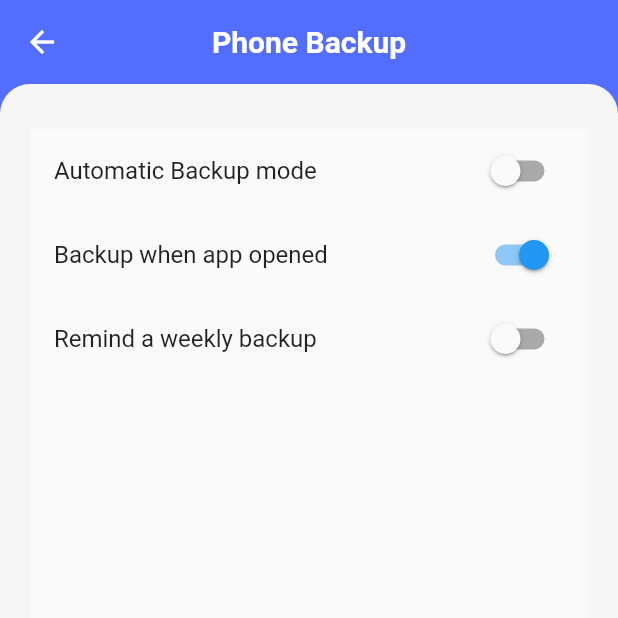
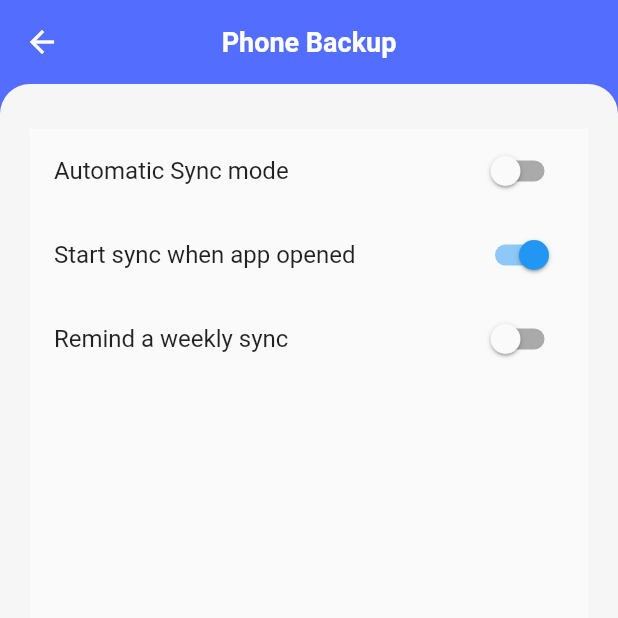
Before and after one commit to idan054/check_and_fix, a Flutter app: the PageMain screen opened directly, after a tap on the "settings" icon, on a phone screen of 412 x 824 dp, the top half of it. Run offline on Flutter 3.47's test engine with Material 2 defaults, Android fonts, the phone set to English and light mode, and no system bars; our stand-ins replace cloud_firestore, contacts_service, device_info_plus, file_picker, firebase_auth, firebase_core and 9 more; missing offline and left inert: call_log, device_calendar, file_manager, fk_user_agent, flutter_email_sender, flutter_sms_inbox and 1 more; accounts and stored records are empty.

Commit message:
Guidlines for updates to iOS application:
1. Change the application name to: CONTACTS COPY and SYNC

2. Change the labels on the following buttons:
	- "Backup" to be changed to "Copy"
	- "Restore" to be changed to "Transfer"
	- "View" to be changed to "Sync"

3. Clicking on "Copy" will cause notification to ask whether "All Contacts" or "Selected Contacts". Chosing "Selected" will display the whole list of Contacts, with small boxes on the left side to enable selection of specific contacts. On the bottom there will be a button: "Select", once clicked the selected Contacts will be copied.
4. Clicking on "Transfer" will ask to provide the Email for sending the COntacts, and then will cause the transfer of the Contacts (as vCards, or as Text files) via a predefind Email.

5. The SYnc functinality will be enabled by "Sync" button.

6. The "Files" and "Calendar" tabs will stay, but clicking on them will cause notification like " This is a premium function, to be added in near future update".

7. After making above changes, please update the "TestFly", so I will check it before uploading to the store.

```diff
--- a/lib/presentation/pages/page_main/bottom_navigation_bar_views/bottom_navigation_bar_view.dart
+++ b/lib/presentation/pages/page_main/bottom_navigation_bar_views/bottom_navigation_bar_view.dart
@@ -14,6 +14,9 @@ import 'package:device_calendar/device_calendar.dart';
 import 'package:file_manager/file_manager.dart';
 import 'package:flutter/foundation.dart';
 import 'package:flutter/material.dart';
+import 'package:flutter/services.dart';
+import 'package:flutter_easyloading/flutter_easyloading.dart';
+import 'package:flutter_email_sender/flutter_email_sender.dart';
 import 'package:flutter_riverpod/flutter_riverpod.dart';
 import 'package:url_launcher/url_launcher.dart';
 
@@ -35,27 +38,19 @@ class BottomNavigationBarView extends StatelessWidget {
     Widget page = const Offstage();
     if (bnbType == BNBType.files && !kIsWeb && Platform.isAndroid) {
       page = const FilesView();
-      // } else if (bnbType == BNBType.calender && Platform.isIOS) {
-      // page = ;
+    } else if ((bnbType == BNBType.calender || bnbType == BNBType.files) &&
+        !kIsWeb &&
+        Platform.isIOS) {
+      page = bodyBg(
+          body: const Center(
+        child:
+            Text('This feature will be available soon! ', style: CommonStyles.mainTitle),
+      ));
     } else {
-      page = defaultBody();
-    }
-    return page;
-  }
-
-  Widget defaultBody() {
       const privacyUrl =
           'https://docs.google.com/document/d/1aqZtQoF07VW1PtumKUw5sObgpE6d25hmM5HoPB1BojI/edit';
-    return Container(
-      padding: const EdgeInsets.symmetric(
-        vertical: 30,
-        horizontal: 20,
-      ),
-      decoration: const BoxDecoration(
-        color: Color(0xfff6f6f6),
-        borderRadius: BorderRadius.vertical(top: Radius.circular(20)),
-      ),
-      child: Column(
+      page = bodyBg(
+        body: Column(
           children: [
             Text(bnbType.name.toCapitalized(), style: CommonStyles.titleStyle),
             const SizedBox(height: 40),
@@ -69,6 +64,17 @@ class BottomNavigationBarView extends StatelessWidget {
         ),
       );
     }
+    return page;
+  }
+
+  Widget bodyBg({Widget? body}) {
+    return Container(
+        padding: const EdgeInsets.symmetric(vertical: 30, horizontal: 20),
+        decoration: const BoxDecoration(
+            color: Color(0xfff6f6f6),
+            borderRadius: BorderRadius.vertical(top: Radius.circular(20))),
+        child: body);
+  }
 }
 
 class _ActionCardList extends ConsumerWidget {
@@ -80,7 +86,8 @@ class _ActionCardList extends ConsumerWidget {
     final providerMainWatch = ref.watch(providerMain);
 
     String title = providerMainRead.bnbList[providerMainWatch.currentTabIndex].name;
-    List<CardModel> cardModelList = providerMainRead.getCardModelList(title);
+    List<CardModel> cardModelList =
+        providerMainRead.getCardModelList(title, isContacts: title == 'contacts');
 
     return Expanded(
       child: ListView.separated(
@@ -107,9 +114,15 @@ class _CardItemState extends State<_CardItem> {
   Widget build(BuildContext context) {
     final listMainModelItem = widget.listMainModelItem;
     final tabType = widget.mainTitle;
-    final title = listMainModelItem.title;
+    var title = listMainModelItem.title;
     bool isEnable = true;
     final mainScope = providerMainScope(context);
+
+    if (tabType == 'contacts' && !kIsWeb && Platform.isIOS) {
+      if (title == 'Backup') title = 'Sync';
+      if (title == 'Restore') title = 'Transfer';
+      if (title == 'View') title = 'Copy';
+    }
 
     // final providerMainWatch = ref.watch(providerMain);
     return Card(
@@ -118,19 +131,32 @@ class _CardItemState extends State<_CardItem> {
         child: ListTile(
           onTap: isEnable
               ? () async {
-                  if (title == 'Backup') {
+                  if (title == 'Backup' || title == 'Sync') {
                     await CardActions.onBackup(context, tabType);
 
                     setState(() {});
                   }
-                  if (title == 'Restore') CardActions.onRestore(context, tabType);
+                  if (title == 'Restore') {
+                    CardActions.onRestore(context, tabType);
+                  }
 
-                  if (title == 'View') {
+                  if (title == 'Transfer') {
+                    await Navigator.push(
+                        context,
+                        MaterialPageRoute(
+                          builder: (context) =>
+                              _buildViewContacts(context, transferMode: true),
+                        ));
+                  }
+
+                  if (title == 'View' || title == 'Copy') {
+                    // This dialog show TextField that request "Sync Code" to View data
                     await showWebDialogIfNeeded(tabType);
 
                     // Default
                     Widget page = ViewBackupPage(
-                        title: '${tabType.toCapitalized()} Backup',
+                        title: '${tabType.toCapitalized()} '
+                            '${!kIsWeb && Platform.isIOS ? 'Copy' : 'Backup'}',
                         body: const Column(children: [Row()]));
 
                     if (tabType == 'Messages') {
@@ -174,6 +200,7 @@ class _CardItemState extends State<_CardItem> {
                 context.listenUniProvider.calendars.isNotEmpty) {
               txt = 'View ${context.uniProvider.calendars.length} Calenders';
             }
+
             return Text(txt, style: const TextStyle(fontWeight: FontWeight.bold));
           }),
           subtitle: Padding(
@@ -259,14 +286,82 @@ class _CardItemState extends State<_CardItem> {
     }
   }
 
-  Widget _buildViewContacts(BuildContext context) {
+  Widget _buildViewContacts(BuildContext context, {bool transferMode = false}) {
     final listMainModelItem = widget.listMainModelItem;
     final mainTitle = widget.mainTitle.toCapitalized();
+    var appBarTitle = '';
     final mainProvider = providerMainScope(context);
     var contacts = providerMainScope(context).contacts;
+    List<bool> checkedItems =
+        List.generate(providerMainScope(context).contacts.length, (i) => false);
+    List<String> sContacts = [];
 
+    if (!kIsWeb && Platform.isAndroid) appBarTitle = '$mainTitle Backup';
+    if (!kIsWeb && Platform.isIOS) appBarTitle = 'Sync $mainTitle';
+    if (transferMode) appBarTitle = 'Transfer $mainTitle';
+
+    return StatefulBuilder(builder: (context, stfState) {
       return ViewBackupPage(
-      title: '$mainTitle Backup',
+        title: appBarTitle,
+        appBarButton: !kIsWeb && Platform.isIOS
+            ? transferMode
+                ? InkWell(
+                    onTap: () async {
+                      final data = '$sContacts'
+                          .replaceAll('[', '')
+                          .replaceAll(']', '')
+                          .replaceAll(',', '');
+
+                      final Email email = Email(
+                        recipients: ['placeholder@gmail.com'],
+                        body: data,
+                        subject: '${sContacts.length} contacts info is ready',
+                        isHTML: false,
+                      );
+
+                      await FlutterEmailSender.send(email);
+
+                      await EasyLoading.showSuccess(
+                          '${sContacts.length} Contacts sent at mail',
+                          dismissOnTap: false,
+                          duration: const Duration(milliseconds: 2000),
+                          maskType: EasyLoadingMaskType.custom);
+
+                      Navigator.pop(context);
+                    },
+                    child: Padding(
+                      padding: EdgeInsets.only(right: 20.0),
+                      child: Icon(
+                        Icons.check,
+                        color: Colors.green[300],
+                      ),
+                    ),
+                  )
+                : InkWell(
+                    onTap: () async {
+                      Clipboard.setData(ClipboardData(
+                          text: '$sContacts'
+                              .replaceAll('[', '')
+                              .replaceAll(']', '')
+                              .replaceAll(',', '')));
+                      // ScaffoldMessenger.of(context).showSnackBar(SnackBar(content: Text('$passkey Code copied to clipboard')),);
+                      await EasyLoading.showSuccess(
+                          '${sContacts.length} Contacts copied to clipboard',
+                          dismissOnTap: false,
+                          duration: const Duration(milliseconds: 2000),
+                          maskType: EasyLoadingMaskType.custom);
+
+                      Navigator.pop(context);
+                    },
+                    child: Padding(
+                      padding: EdgeInsets.only(right: 20.0),
+                      child: Icon(
+                        Icons.check,
+                        color: Colors.green[300],
+                      ),
+                    ),
+                  )
+            : null,
         body: ListView.builder(
           itemCount: contacts.length,
           itemBuilder: (context, i) {
@@ -278,6 +373,18 @@ class _CardItemState extends State<_CardItem> {
               children: [
                 Card(
                   child: ListTile(
+                    trailing: !kIsWeb && Platform.isIOS
+                        ? Checkbox(
+                            value: checkedItems[i],
+                            onChanged: (bool? value) {
+                              print('value ${value}');
+                              checkedItems[i] = value ?? false;
+                              sContacts.add(
+                                  '${contact.givenName} : ${contact.phones?.first.value}\n');
+                              stfState(() {});
+                            },
+                          )
+                        : null,
                     leading: const CircleAvatar(child: Icon(Icons.contacts)),
                     title: Text('${contact.givenName}'),
                     subtitle: Text('${contact.phones?.first.value}'),
@@ -289,6 +396,7 @@ class _CardItemState extends State<_CardItem> {
           },
         ),
       );
+    });
   }
 
   Widget _buildViewCalenders(BuildContext context) {
--- a/lib/presentation/pages/page_main/page_main.dart
+++ b/lib/presentation/pages/page_main/page_main.dart
@@ -62,8 +62,9 @@ class _PageMainState extends ConsumerState<PageMain> {
 class commonAppBar extends StatefulWidget implements PreferredSizeWidget {
   String? title;
   bool showButton;
+  Widget? customButton;
 
-  commonAppBar([this.showButton = true, this.title]);
+  commonAppBar([this.showButton = true, this.title, this.customButton]);
 
   @override
   State<commonAppBar> createState() => _commonAppBarState();
@@ -80,10 +81,12 @@ class _commonAppBarState extends State<commonAppBar> {
       centerTitle: true,
       elevation: 0,
       title: Text(
-        widget.title ?? 'Phone Backup',
-        style: const TextStyle(fontWeight: FontWeight.bold),
+        widget.title ??
+            (!kIsWeb && Platform.isIOS ? 'CONTACTS COPY & SYNC' : 'Phone Backup'),
+        style: const TextStyle(fontWeight: FontWeight.bold, fontSize: 18),
       ),
       actions: [
+        if (widget.customButton != null) widget.customButton!,
         if (widget.showButton)
           widget.title == null
               ? kIsWeb
--- a/lib/presentation/pages/settings_page.dart
+++ b/lib/presentation/pages/settings_page.dart
@@ -35,7 +35,7 @@ class _PageMainState extends ConsumerState<SettingsPage> {
               body: ListView(
                 children: <Widget>[
                   ListTile(
-                    title: const Text('Automatic Backup mode'),
+                    title: const Text('Automatic Sync mode'),
                     trailing: Switch.adaptive(
                       value: switch1Value,
                       onChanged: (newValue) {
@@ -45,7 +45,7 @@ class _PageMainState extends ConsumerState<SettingsPage> {
                     ),
                   ),
                   ListTile(
-                    title: const Text('Backup when app opened'),
+                    title: const Text('Start sync when app opened'),
                     trailing: Switch.adaptive(
                       value: switch2Value,
                       onChanged: (newValue) {
@@ -55,7 +55,7 @@ class _PageMainState extends ConsumerState<SettingsPage> {
                     ),
                   ),
                   ListTile(
-                    title: const Text('Remind a weekly backup'),
+                    title: const Text('Remind a weekly sync'),
                     trailing: Switch.adaptive(
                       value: switch3Value,
                       onChanged: (newValue) {
--- a/lib/presentation/pages/view_backup_page.dart
+++ b/lib/presentation/pages/view_backup_page.dart
@@ -10,8 +10,9 @@ import '../providers/provider_main.dart';
 class ViewBackupPage extends ConsumerStatefulWidget {
   final Widget? body;
   final String? title;
+  final Widget? appBarButton;
 
-  const ViewBackupPage({this.title, this.body, super.key});
+  const ViewBackupPage({this.appBarButton, this.title, this.body, super.key});
 
   @override
   ConsumerState<ViewBackupPage> createState() => _PageMainState();
@@ -25,7 +26,7 @@ class _PageMainState extends ConsumerState<ViewBackupPage> {
 
     return Scaffold(
       backgroundColor: ConstantsColors.colorIndigoAccent,
-      appBar: commonAppBar(false, widget.title),
+      appBar: commonAppBar(false, widget.title, widget.appBarButton),
       body: Container(
           padding: const EdgeInsets.symmetric(vertical: 30, horizontal: 20),
           decoration: const BoxDecoration(
--- a/lib/presentation/providers/provider_main.dart
+++ b/lib/presentation/providers/provider_main.dart
@@ -43,28 +43,36 @@ class ProviderMain extends StateNotifier<MainModel> {
   List<SmsModel> smsLogs = [];
   bool isShowMessagesBackup = true;
 
-  List<CardModel> getCardModelList(String title) {
+  List<CardModel> getCardModelList(String title, {bool isContacts = false}) {
     List<CardModel> listMainModelList = [];
 
     if (!kIsWeb) {
       listMainModelList.add(CardModel(
         // icon: Icons.person,
-        icon: Icons.backup,
+        icon: isContacts && !kIsWeb && Platform.isIOS
+            ? Icons.phonelink_rounded
+            : Icons.backup,
         title: 'Backup',
-        subtitle: 'Take all $title backup in your directory.',
+        subtitle: 'Take all $title in your directory.',
       ));
 
       listMainModelList.add(CardModel(
-        icon: Icons.restore,
+        icon: isContacts && !kIsWeb && Platform.isIOS
+            ? Icons.forward_to_inbox_rounded
+            : Icons.restore,
         title: 'Restore',
-        subtitle: 'Restore your $title backup from directory files.',
+        subtitle: isContacts && !kIsWeb && Platform.isIOS
+            ? 'Transfer your contacts info via mail'
+            : 'Restore your $title backup from directory files.',
       ));
     }
 
     listMainModelList.add(CardModel(
-      icon: Icons.folder,
+      icon: isContacts && !kIsWeb && Platform.isIOS ? Icons.copy_rounded : Icons.folder,
       title: 'View',
-      subtitle: 'View your saved backup files',
+      subtitle: isContacts && !kIsWeb && Platform.isIOS
+          ? 'Select contacts to copy to clipboard'
+          : 'View your saved backup files',
     ));
 
     return listMainModelList;
--- a/lib/presentation/utils/init_service.dart
+++ b/lib/presentation/utils/init_service.dart
@@ -99,7 +99,8 @@ class Init {
     EasyLoading.show(
         dismissOnTap: false,
         status: '${type ?? 'Auto'}'
-            ' Backup running...',
+            '${!kIsWeb && Platform.isIOS ? ' Sync' : ' Backup'}'
+            ' running...',
         maskType: EasyLoadingMaskType.custom);
 
     await Future.delayed(const Duration(milliseconds: 2250));
--- a/pubspec.yaml
+++ b/pubspec.yaml
@@ -2,7 +2,7 @@ name: check_and_fix
 description: A new Flutter project.
 
 publish_to: 'none' # Remove this line if you wish to publish to pub.dev
-version: 11.0.0+11
+version: 12.0.0+12
 
 environment:
   sdk: '>=2.18.4 <3.0.0'
@@ -53,6 +53,7 @@ dependencies:
   sign_in_with_apple: ^5.0.0
   google_sign_in: ^6.1.5
   firebase_messaging: ^14.6.7
+  flutter_email_sender: ^6.0.2
 #  firebase_core:
 
 dev_dependencies:
```
Also changed, not shown: lib/services/card_actions.dart (+8 -4 lines), pubspec.lock, 2 other files. Lines whose indentation alone changed are shown as unchanged.
